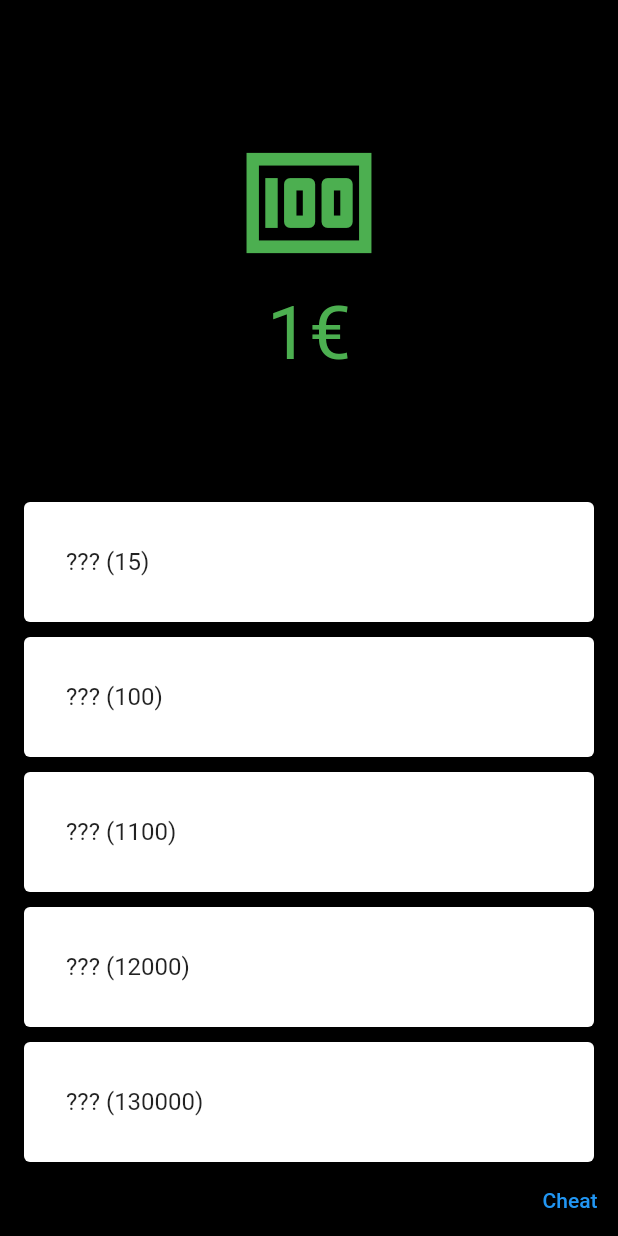
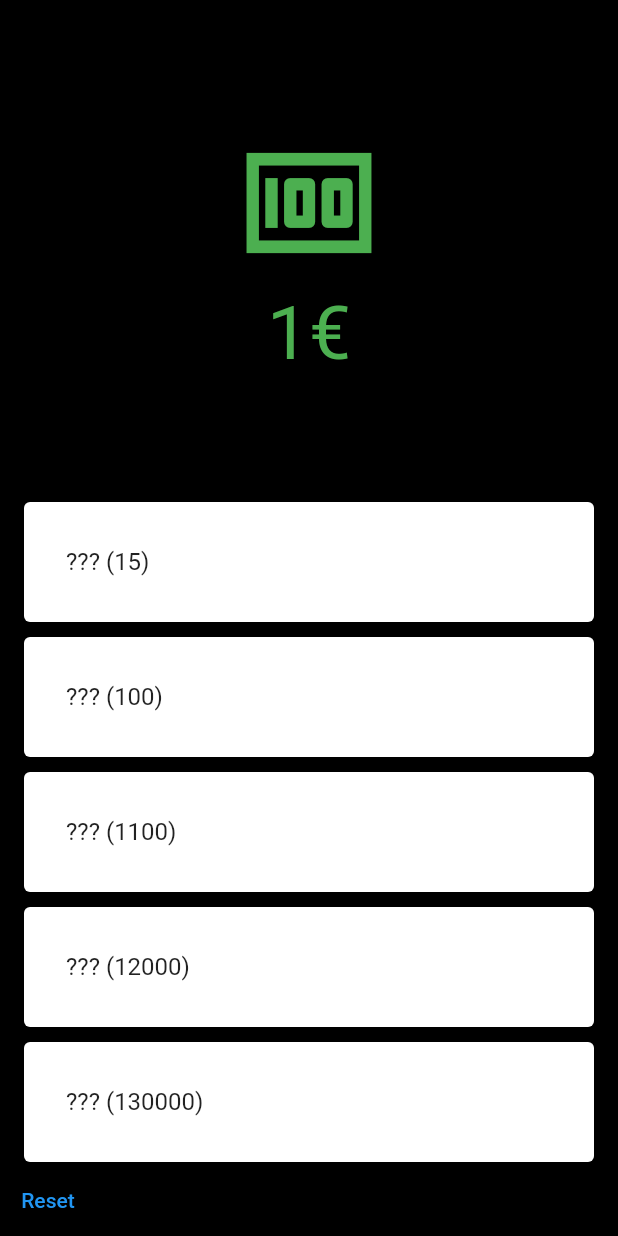
Before and after one commit to leohilbert/company_clicker, a Flutter app: the screen it shows after launch, after a tap on the "money" icon, on a phone screen of 412 x 824 dp. Run offline on Flutter 3.47's test engine with Material 2 defaults, Android fonts, the phone set to English and light mode, and no system bars; our stand-ins replace shared_preferences.

Commit message:
persistence

```diff
--- a/lib/employee_card.dart
+++ b/lib/employee_card.dart
@@ -1,4 +1,4 @@
-import 'package:company_clicker/main.dart';
+import 'package:company_clicker/persistence.dart';
 import 'package:flutter/material.dart';
 
 class EmployeeCard extends StatelessWidget {
@@ -66,7 +66,8 @@ class EmployeeCard extends StatelessWidget {
                     "Upgrade (Costs ${employee.upgradeCost()})",
                   ),
                   style: ElevatedButton.styleFrom(
-                    primary: upgradeAffordable > 0 ? Colors.blue : Colors.black12,
+                    primary:
+                        upgradeAffordable > 0 ? Colors.blue : Colors.black12,
                   ),
                 ),
               ],
--- a/lib/main.dart
+++ b/lib/main.dart
@@ -2,16 +2,25 @@ import 'dart:async';
 import 'dart:math';
 
 import 'package:company_clicker/employee_card.dart';
-import 'package:company_clicker/money_gained_event.dart';
+import 'package:company_clicker/money_changed_event.dart';
 import 'package:company_clicker/money_panel.dart';
+import 'package:company_clicker/persistence.dart';
 import 'package:flutter/foundation.dart';
 import 'package:flutter/material.dart';
 import 'package:flutter/painting.dart';
+import 'package:shared_preferences/shared_preferences.dart';
 
-void main() => runApp(const CompanyClickerApp());
+void main() async {
+  WidgetsFlutterBinding.ensureInitialized();
+  runApp(CompanyClickerApp(prefs: await SharedPreferences.getInstance()));
+}
 
 class CompanyClickerApp extends StatelessWidget {
-  const CompanyClickerApp({Key? key}) : super(key: key);
+  final Persistence persistence;
+
+  CompanyClickerApp({Key? key, required SharedPreferences prefs})
+      : persistence = new Persistence(prefs),
+        super(key: key);
 
   @override
   Widget build(BuildContext context) {
@@ -20,44 +29,37 @@ class CompanyClickerApp extends StatelessWidget {
         theme: ThemeData(
           scaffoldBackgroundColor: Colors.black,
         ),
-        home: const CompanyClicker());
+        home: CompanyClicker(persistence));
   }
 }
 
 class CompanyClicker extends StatefulWidget {
-  const CompanyClicker({Key? key}) : super(key: key);
+  final Persistence persistence;
+
+  CompanyClicker(this.persistence, {Key? key}) : super(key: key);
 
   @override
   _CompanyClickerState createState() => _CompanyClickerState();
 }
 
 class _CompanyClickerState extends State<CompanyClicker> {
-  int _money = 0;
-  StreamController<MoneyGainedEvent> eventController =
-      StreamController<MoneyGainedEvent>.broadcast();
+  StreamController<MoneyChangedEvent> eventController =
+      StreamController<MoneyChangedEvent>.broadcast();
+  Random _random = new Random();
 
-  final List<Employee> employees = [
-    Employee('Unpaid Intern', "makes coffee", Icons.face, 15, 2, 0.5),
-    Employee('Intern', "makes better coffee", Icons.face, 100, 2, 1),
-    Employee('Trainee', "eager to learn", Icons.face, 1100, 8, 1),
-    Employee('Lazy Co-Worker', "only here to browse facebook", Icons.face,
-        12000, 47, 1),
-    Employee('College-Grad', "knows everything", Icons.face, 130000, 260, 1),
-    Employee('9-5er', "production is down? i'll check on monday", Icons.face,
-        1400000, 1400, 1),
-    Employee('Motivated Employee', "i have no personal life", Icons.face,
-        20000000, 7800, 1),
-    Employee('Senior', "i'm old", Icons.face, 330000000, 44000, 1),
-    Employee('CEO', "MORE GROWTH", Icons.face, 5100000000, 260000, 1),
-    Employee(
-        'Company Owner', "MORE MONEY", Icons.face, 75000000000, 1600000, 1),
-    Employee(
-        'Government', "MORE TAXES", Icons.face, 1000000000000, 10000000, 1),
-    Employee('Government Government', "controls.. the government..?",
-        Icons.face, 14000000000000, 65000000, 1),
-    Employee('Ruler', "o_o", Icons.face, 170000000000000, 430000000, 1),
-    Employee('Literal God', "", Icons.face, 2100000000000000, 2900000000, 1),
-  ];
+  @override
+  void initState() {
+    super.initState();
+
+    widget.persistence.employees.forEach((employee) {
+      for (int i = 1; i <= employee.amount; i++) {
+        Future.delayed(
+            Duration(milliseconds: (_random.nextDouble() * 2000).toInt()), () {
+          startEmployeeTimer(i, employee);
+        });
+      }
+    });
+  }
 
   @override
   Widget build(BuildContext context) {
@@ -70,31 +72,46 @@ class _CompanyClickerState extends State<CompanyClicker> {
             SizedBox(
               height: max(MediaQuery.of(context).size.height * 0.4, 200),
               child: MoneyPanelWidget(
-                  money: _money,
+                money: widget.persistence.money,
                 onWork: () => updateMoney(1),
-                  eventController: eventController),
+                eventController: eventController,
+                random: _random,
+              ),
             ),
             Expanded(
               child: ListView(
                 scrollDirection: Axis.vertical,
                 shrinkWrap: true,
-                children: employees
+                children: widget.persistence.employees
                     .map((employee) => EmployeeCard(
                         key: employee.key,
                         employee: employee,
                         onHire: () => hireEmployee(employee),
                         onUpgrade: () => upgradeEmployee(employee),
-                        buyAffordable: _money ~/ employee.cost,
-                        upgradeAffordable: _money ~/ employee.upgradeCost()))
+                        buyAffordable:
+                            widget.persistence.money ~/ employee.cost,
+                        upgradeAffordable:
+                            widget.persistence.money ~/ employee.upgradeCost()))
                     .toList(),
               ),
             ),
+            Stack(
+              children: [
                 Align(
-              alignment: Alignment.bottomRight,
+                  alignment: Alignment.bottomLeft,
                   child: TextButton(
-                child: Text("Cheat"),
-                onPressed: () => updateMoney(1000),
+                    child: Text("Reset"),
+                    onPressed: () => reset(),
                   ),
+                ),
+                // Align(
+                //   alignment: Alignment.bottomRight,
+                //   child: TextButton(
+                //     child: Text("Cheat"),
+                //     onPressed: () => updateMoney(1000),
+                //   ),
+                // ),
+              ],
             ),
           ]),
         ),
@@ -102,35 +119,45 @@ class _CompanyClickerState extends State<CompanyClicker> {
     );
   }
 
+  updateMoney(int money) {
+    setState(() {
+      widget.persistence.updateMoney(money);
+      eventController.sink.add(new MoneyChangedEvent(money));
+    });
+  }
+
   void hireEmployee(Employee employee) {
     updateMoney(-employee.cost);
     return setState(() {
-      employee.amount++;
+      widget.persistence.hireEmployee(employee);
 
+      startEmployeeTimer(employee.amount, employee);
+    });
+  }
+
+  reset() {
+    return setState(() {
+      widget.persistence.reset();
+    });
+  }
+
+  void startEmployeeTimer(int employeeNumber, Employee employee) {
     Timer.periodic(
         Duration(milliseconds: (1000 / employee.clicksPerSecond).round()),
         (timer) {
+      //print("${employee.name} -> ${employeeNumber}");
+      if (employee.amount >= employeeNumber) {
         updateMoney(pow(employee.moneyPerTick, employee.upgradeLevel).toInt());
-      });
+      } else {
+        timer.cancel();
+      }
     });
   }
 
   void upgradeEmployee(Employee employee) {
     updateMoney(-employee.upgradeCost());
     return setState(() {
-      employee.upgradeLevel++;
-    });
-  }
-
-  void updateMoney(int amount) {
-    setState(() {
-      _money += amount;
-      for (var employee in employees) {
-        if (_money >= employee.cost) {
-          employee.visible = true;
-        }
-      }
-      eventController.sink.add(new MoneyGainedEvent(amount));
+      widget.persistence.upgradeEmployee(employee);
     });
   }
 
@@ -140,23 +167,3 @@ class _CompanyClickerState extends State<CompanyClicker> {
     super.dispose();
   }
 }
-
-class Employee {
-  final Key key = UniqueKey();
-  String name;
-  String description;
-  IconData icon;
-  int cost;
-  double clicksPerSecond;
-  int moneyPerTick;
-  int amount = 0;
-  int upgradeLevel = 1;
-  bool visible = false;
-
-  Employee(this.name, this.description, this.icon, this.cost, this.moneyPerTick,
-      this.clicksPerSecond);
-
-  upgradeCost() {
-    return cost * pow(10, upgradeLevel);
-  }
-}
--- /dev/null
+++ b/lib/money_changed_event.dart
@@ -0,0 +1,5 @@
+class MoneyChangedEvent {
+  final int amount;
+
+  MoneyChangedEvent(this.amount);
+}
--- a/lib/money_gained_event.dart
+++ /dev/null
@@ -1,5 +0,0 @@
-class MoneyGainedEvent {
-  final int amount;
-
-  MoneyGainedEvent(this.amount);
-}
--- a/lib/money_panel.dart
+++ b/lib/money_panel.dart
@@ -1,7 +1,7 @@
 import 'dart:async';
 import 'dart:math';
 
-import 'package:company_clicker/money_gained_event.dart';
+import 'package:company_clicker/money_changed_event.dart';
 import 'package:company_clicker/money_particle.dart';
 import 'package:flutter/material.dart';
 
@@ -10,15 +10,18 @@ class MoneyPanelWidget extends StatefulWidget {
     Key? key,
     required int money,
     required Function() onWork,
+    required Random random,
     required StreamController eventController,
   })  : _money = money,
         _onWork = onWork,
+        _random = random,
         _eventController = eventController,
         super(key: key);
 
   final int _money;
   final Function() _onWork;
   final StreamController _eventController;
+  final Random _random;
 
   @override
   _MoneyPanelWidgetState createState() => _MoneyPanelWidgetState();
@@ -32,7 +35,6 @@ class _MoneyPanelWidgetState extends State<MoneyPanelWidget>
   List<MoneyParticleDto> moneyParticles = [];
 
   late StreamSubscription eventSubscription;
-  Random random = new Random();
 
   @override
   void initState() {
@@ -42,7 +44,7 @@ class _MoneyPanelWidgetState extends State<MoneyPanelWidget>
     this.eventSubscription =
         widget._eventController.stream.asBroadcastStream().listen(
               (event) => {
-                if (event is MoneyGainedEvent) this.updateMoneyParticles(event)
+                if (event is MoneyChangedEvent) this.updateMoneyParticles(event)
               },
             );
   }
@@ -102,12 +104,16 @@ class _MoneyPanelWidgetState extends State<MoneyPanelWidget>
     );
   }
 
-  updateMoneyParticles(MoneyGainedEvent event) {
-    if (event is MoneyGainedEvent) {
+  updateMoneyParticles(MoneyChangedEvent event) {
+    if (event is MoneyChangedEvent) {
+      const maxParticles = 20;
       moneyParticles.add(new MoneyParticleDto(
-          UniqueKey(), random.nextDouble(), random.nextDouble(), event.amount));
-      const maxParticles = 50;
+          UniqueKey(),
+          widget._random.nextDouble(),
+          widget._random.nextDouble(),
+          event.amount));
       if (moneyParticles.length > maxParticles) {
+        // high numbers win
         moneyParticles.sort((a, b) => b.amount.compareTo(a.amount));
         moneyParticles.removeRange(maxParticles, moneyParticles.length);
       }
--- /dev/null
+++ b/lib/persistence.dart
@@ -0,0 +1,97 @@
+import 'dart:math';
+
+import 'package:flutter/material.dart';
+import 'package:shared_preferences/shared_preferences.dart';
+
+class Persistence {
+  int _money = 0;
+
+  int get money => _money;
+
+  final List<Employee> employees = [
+    Employee(0, 'Unpaid Intern', "makes coffee", Icons.face, 15, 2, 0.5),
+    Employee(1, 'Intern', "makes better coffee", Icons.face, 100, 2, 1),
+    Employee(2, 'Trainee', "eager to learn", Icons.face, 1100, 8, 1),
+    Employee(3, 'Lazy Co-Worker', "only here to browse facebook", Icons.face,
+        12000, 47, 1),
+    Employee(4, 'College-Grad', "knows everything", Icons.face, 130000, 260, 1),
+    Employee(5, '9-5er', "production is down? i'll check on monday", Icons.face,
+        1400000, 1400, 1),
+    Employee(6, 'Motivated Employee', "i have no personal life", Icons.face,
+        20000000, 7800, 1),
+    Employee(7, 'Senior', "i'm old", Icons.face, 330000000, 44000, 1),
+    Employee(8, 'CEO', "MORE GROWTH", Icons.face, 5100000000, 260000, 1),
+    Employee(
+        9, 'Company Owner', "MORE MONEY", Icons.face, 75000000000, 1600000, 1),
+    Employee(
+        10, 'Government', "MORE TAXES", Icons.face, 1000000000000, 10000000, 1),
+    Employee(11, 'Government Government', "controls.. the government..?",
+        Icons.face, 14000000000000, 65000000, 1),
+    Employee(12, 'Ruler', "o_o", Icons.face, 170000000000000, 430000000, 1),
+    Employee(
+        13, 'Literal God', "", Icons.face, 2100000000000000, 2900000000, 1),
+  ];
+
+  final SharedPreferences pref;
+
+  Persistence(this.pref) {
+    readPreferences();
+  }
+
+  void readPreferences() {
+    _money = pref.getInt("money") ?? 0;
+    employees.forEach((e) {
+      e.amount = pref.getInt("${e.id}.amount") ?? 0;
+      e.upgradeLevel = pref.getInt("${e.id}.upgradeLevel") ?? 1;
+      e.visible = pref.getBool("${e.id}.visible") ?? false;
+    });
+  }
+
+  void updateMoney(int amount) {
+    _money += amount;
+    pref.setInt("money", _money);
+    for (var employee in employees) {
+      if (_money >= employee.cost) {
+        employee.visible = true;
+        pref.setBool("${employee.id}.visible", true);
+      }
+    }
+  }
+
+  void hireEmployee(Employee employee) {
+    employee.amount++;
+    pref.setInt("${employee.id}.amount", employee.amount);
+  }
+
+  void upgradeEmployee(Employee employee) {
+    employee.upgradeLevel++;
+    pref.setInt("${employee.id}.upgradeLevel", employee.upgradeLevel);
+  }
+
+  void reset() {
+    pref.clear();
+    readPreferences();
+  }
+}
+
+class Employee {
+  final Key key = UniqueKey();
+  final int id;
+  final String name;
+  final String description;
+  final IconData icon;
+  final int cost;
+  final double clicksPerSecond;
+  final int moneyPerTick;
+
+  int amount = 0;
+  int upgradeLevel = 1;
+  bool visible = false;
+
+  Employee(this.id, this.name, this.description, this.icon, this.cost,
+      this.moneyPerTick, this.clicksPerSecond);
+
+  upgradeCost() {
+    return cost * pow(10, upgradeLevel);
+  }
+}
--- a/pubspec.yaml
+++ b/pubspec.yaml
@@ -33,6 +33,7 @@ dependencies:
   # The following adds the Cupertino Icons font to your application.
   # Use with the CupertinoIcons class for iOS style icons.
   cupertino_icons: ^1.0.2
+  shared_preferences: 2.0.7
 
 dev_dependencies:
   flutter_test:
```
Also changed, not shown: pubspec.lock, 3 other files. Lines whose indentation alone changed are shown as unchanged.
